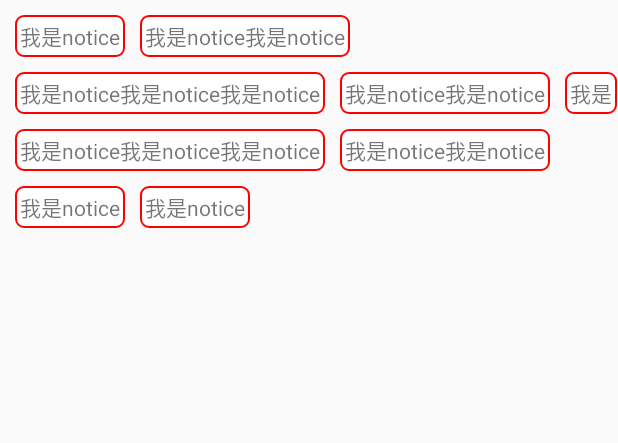
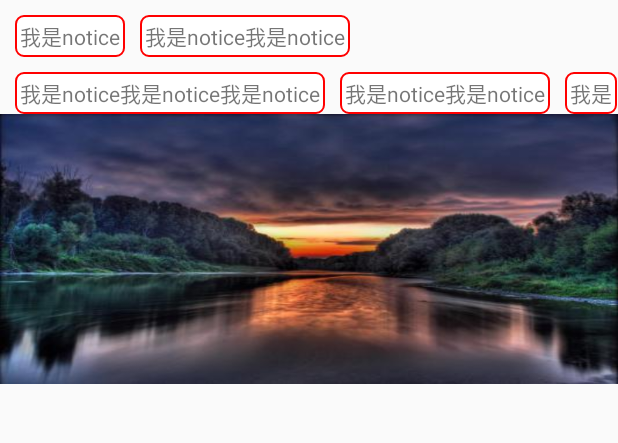
Before and after one commit to yjj025Android/yjjGitResponsity, an Android app: the screen it shows after launch (MainActivity), on a phone screen of 412 x 824 dp, the part 129-572 px from its top. Run offline under Robolectric (Android 15) with nearby library versions, the phone set to English and light mode, and no system bars.

Commit message:
add banner

```diff
--- a/CustomWidget/app/src/main/java/com/yjj/customwidget/MainActivity.java
+++ b/CustomWidget/app/src/main/java/com/yjj/customwidget/MainActivity.java
@@ -2,13 +2,20 @@ package com.yjj.customwidget;
 
 import android.support.v7.app.AppCompatActivity;
 import android.os.Bundle;
+import android.view.ViewGroup;
+import android.widget.ImageView;
 import android.widget.Toast;
 
+import com.yjj.customwidget.widget.Banner;
 import com.yjj.customwidget.widget.RatingBarWithDot;
+
+import java.util.ArrayList;
+import java.util.List;
 
 public class MainActivity extends AppCompatActivity implements RatingBarWithDot.OnChangeListener {
 
     RatingBarWithDot ratingbar;
+    Banner banner;
 
     @Override
     protected void onCreate(Bundle savedInstanceState) {
@@ -18,6 +25,23 @@ public class MainActivity extends AppCompatActivity implements RatingBarWithDot.
         ratingbar = findViewById(R.id.ratingBar);
         ratingbar.setOnChangeListener(this);
 
+        banner = findViewById(R.id.banner);
+
+        List<ImageView> views = new ArrayList<>();
+        int[] pisc = new int[]{R.drawable.pic1, R.drawable.pic2,R.drawable.pic3, R.drawable.pic4};
+        for (int i = 0; i<pisc.length; i++){
+            ImageView imageView = new ImageView(this);
+            imageView.setImageDrawable(getResources().getDrawable(pisc[i]));
+            imageView.setScaleType(ImageView.ScaleType.FIT_XY);
+            imageView.setLayoutParams(new ViewGroup.LayoutParams(ViewGroup.LayoutParams.MATCH_PARENT,ViewGroup.LayoutParams.MATCH_PARENT));
+            views.add(imageView);
+        }
+        banner.setmViews(views);
+        banner.setmScrollSpeed(1*1000);
+        banner.setmDuration(5*1000);
+//        banner.startScrollAuto();// 线程死循环
+        banner.startByHandler();// handler延时发送
+
     }
 
     @Override
--- /dev/null
+++ b/CustomWidget/app/src/main/java/com/yjj/customwidget/widget/Banner.java
@@ -0,0 +1,231 @@
+package com.yjj.customwidget.widget;
+
+import android.content.Context;
+import android.os.Handler;
+import android.os.Looper;
+import android.os.Message;
+import android.support.annotation.NonNull;
+import android.support.annotation.Nullable;
+import android.support.v4.view.PagerAdapter;
+import android.support.v4.view.ViewPager;
+import android.util.AttributeSet;
+import android.view.View;
+import android.view.ViewGroup;
+import android.widget.ImageView;
+import android.widget.Scroller;
+
+import java.lang.reflect.Field;
+import java.util.List;
+
+public class Banner extends ViewPager {
+
+    private int mScrollSpeed;
+    private int mDuration;
+    private int mCount;
+    private int mCurrent;
+    private List<ImageView>mViews;
+    private Adapter mAdapter;
+    Context context;
+
+    public Banner(@NonNull Context context) {
+        super(context);
+        initView(context);
+    }
+
+    public Banner(@NonNull Context context, @Nullable AttributeSet attrs, int mScrollSpeed) {
+        super(context, attrs);
+        initView(context);
+    }
+
+    private void initView(Context context){
+        this.context = context;
+        setListener();
+        mCount = 0;
+        mDuration = 3*1000;
+    }
+
+    /**
+     * 滑动监听
+     * **/
+    public void setListener(){
+        setOnPageChangeListener(new OnPageChangeListener() {
+            @Override
+            public void onPageScrolled(int i, float v, int i1) {
+            }
+
+            @Override
+            public void onPageSelected(int i) {
+                mCurrent = i;
+            }
+
+            @Override
+            public void onPageScrollStateChanged(int i) {
+            }
+        });
+    }
+    public Banner(@NonNull Context context, @Nullable AttributeSet attrs) {
+        super(context, attrs);
+    }
+
+    /**
+     * 修改viewpager滑动时间
+     * **/
+    private void changeScrollSpeed(){
+        try {
+            Field mScroll = ViewPager.class.getDeclaredField("mScroller");
+            mScroll.setAccessible(true);
+            SpeedScroller scroller = new SpeedScroller(getContext());
+            scroller.setmDuration(getmScrollSpeed());
+            mScroll.set(this, scroller);
+        } catch (NoSuchFieldException e) {
+            e.printStackTrace();
+        } catch (IllegalAccessException e) {
+            e.printStackTrace();
+        }
+    }
+
+    private static boolean isFinish = true;
+    // 线程死循环+线程休眠
+    public void startScrollAuto(){
+        new Thread(new Runnable() {
+            @Override
+            public void run() {
+
+                while(true){
+                    try {
+                        Thread.sleep(mDuration);
+                    } catch (InterruptedException e) {
+                        e.printStackTrace();
+                    }
+
+                    if (isFinish){
+                        isFinish = false;
+                        next();
+                    }
+                }
+            }
+        }).start();
+    }
+
+    // handler延时发送
+    public void startByHandler(){
+        nextHandler();
+    }
+
+    public void nextHandler(){
+        mCurrent++;
+        mCurrent = mCurrent % mCount;
+        handler.sendEmptyMessageDelayed(0001, mDuration);
+    }
+
+    private void next() {
+
+        mCurrent++;
+        mCurrent = mCurrent % mCount;
+
+        new Handler(Looper.getMainLooper()).post(new Runnable() {
+            @Override
+            public void run() {
+                isFinish = true;
+                setCurrentItem(mCurrent, true);
+            }
+        });
+    }
+
+    MyHandler handler = new MyHandler();
+    private class MyHandler extends Handler{
+        @Override
+        public void handleMessage(Message msg) {
+            super.handleMessage(msg);
+            setCurrentItem(mCurrent, true);
+            nextHandler();
+        }
+    }
+
+    private class SpeedScroller extends Scroller{
+
+        private int mDuration;
+
+        public SpeedScroller(Context context) {
+            super(context);
+        }
+
+        public int getmDuration() {
+            return mDuration;
+        }
+
+        public void setmDuration(int mDuration) {
+            this.mDuration = mDuration;
+        }
+
+
+        @Override
+        public void startScroll(int startX, int startY, int dx, int dy, int duration) {
+            super.startScroll(startX, startY, dx, dy, mDuration);
+        }
+
+        @Override
+        public void startScroll(int startX, int startY, int dx, int dy) {
+            super.startScroll(startX, startY, dx, dy, mDuration);
+        }
+    }
+
+    private class Adapter extends PagerAdapter {
+
+        private List<ImageView>views;
+
+        public Adapter(List<ImageView> views){
+            this.views = views;
+        }
+
+        @Override
+        public int getCount() {
+            return views == null ? 0 : views.size();
+        }
+
+        @Override
+        public boolean isViewFromObject(@NonNull View view, @NonNull Object object) {
+            return view == object;
+        }
+
+        @NonNull
+        @Override
+        public Object instantiateItem(@NonNull ViewGroup container, int position) {
+            container.addView(views.get(position));
+            return views.get(position);
+        }
+
+        @Override
+        public void destroyItem(@NonNull ViewGroup container, int position, @NonNull Object object) {
+            container.removeView(views.get(position));
+        }
+    }
+
+    public void setmViews(List<ImageView> mViews) {
+        this.mViews = mViews;
+        mCount = mViews == null ? 0 : mViews.size();
+        mAdapter = new Adapter(mViews);
+        setAdapter(mAdapter);
+    }
+
+    public List<ImageView> getmViews() {
+        return mViews;
+    }
+
+    public void setmDuration(int mDuration) {
+        this.mDuration = mDuration;
+    }
+
+    public int getmDuration() {
+        return mDuration;
+    }
+
+    public int getmScrollSpeed() {
+        return mScrollSpeed;
+    }
+
+    public void setmScrollSpeed(int mScrollSpeed) {
+        this.mScrollSpeed = mScrollSpeed;
+        changeScrollSpeed();
+    }
+}
--- a/CustomWidget/app/src/main/res/layout/activity_main.xml
+++ b/CustomWidget/app/src/main/res/layout/activity_main.xml
@@ -68,40 +68,13 @@
                 android:layout_marginLeft="10dp"
                 android:layout_marginTop="10dp"
                 android:background="@drawable/bg_white_slide_red_r5"/>
-            <TextView
-                android:layout_width="wrap_content"
-                android:layout_height="wrap_content"
-                android:text="我是notice我是notice我是notice"
-                android:padding="3dp"
-                android:layout_marginLeft="10dp"
-                android:layout_marginTop="10dp"
-                android:background="@drawable/bg_white_slide_red_r5"/>
-            <TextView
-                android:layout_width="wrap_content"
-                android:layout_height="wrap_content"
-                android:text="我是notice我是notice"
-                android:padding="3dp"
-                android:layout_marginLeft="10dp"
-                android:layout_marginTop="10dp"
-                android:background="@drawable/bg_white_slide_red_r5"/>
-            <TextView
-                android:layout_width="wrap_content"
-                android:layout_height="wrap_content"
-                android:text="我是notice"
-                android:layout_marginLeft="10dp"
-                android:layout_marginTop="10dp"
-                android:padding="3dp"
-                android:background="@drawable/bg_white_slide_red_r5"/>
-            <TextView
-                android:layout_width="wrap_content"
-                android:layout_height="wrap_content"
-                android:text="我是notice"
-                android:layout_marginLeft="10dp"
-                android:layout_marginTop="10dp"
-                android:padding="3dp"
-                android:background="@drawable/bg_white_slide_red_r5"/>
 
         </com.yjj.customwidget.widget.ChangeLineLinear>
 
+        <com.yjj.customwidget.widget.Banner
+            android:layout_width="match_parent"
+            android:layout_height="180dp"
+            android:id="@+id/banner"/>
+
     </LinearLayout>
 </android.support.design.widget.CoordinatorLayout>
```
Also changed, not shown: CustomWidget/app/src/main/res/drawable/dot_off.xml (added, +8 -0 lines), CustomWidget/app/src/main/res/drawable/dot_on.xml (added, +8 -0 lines), CustomWidget/app/src/main/res/drawable/pic1.jpg (added), CustomWidget/app/src/main/res/drawable/pic2.jpg (added), CustomWidget/app/src/main/res/drawable/pic3.jpg (added), CustomWidget/app/src/main/res/drawable/pic4.jpg (added).
